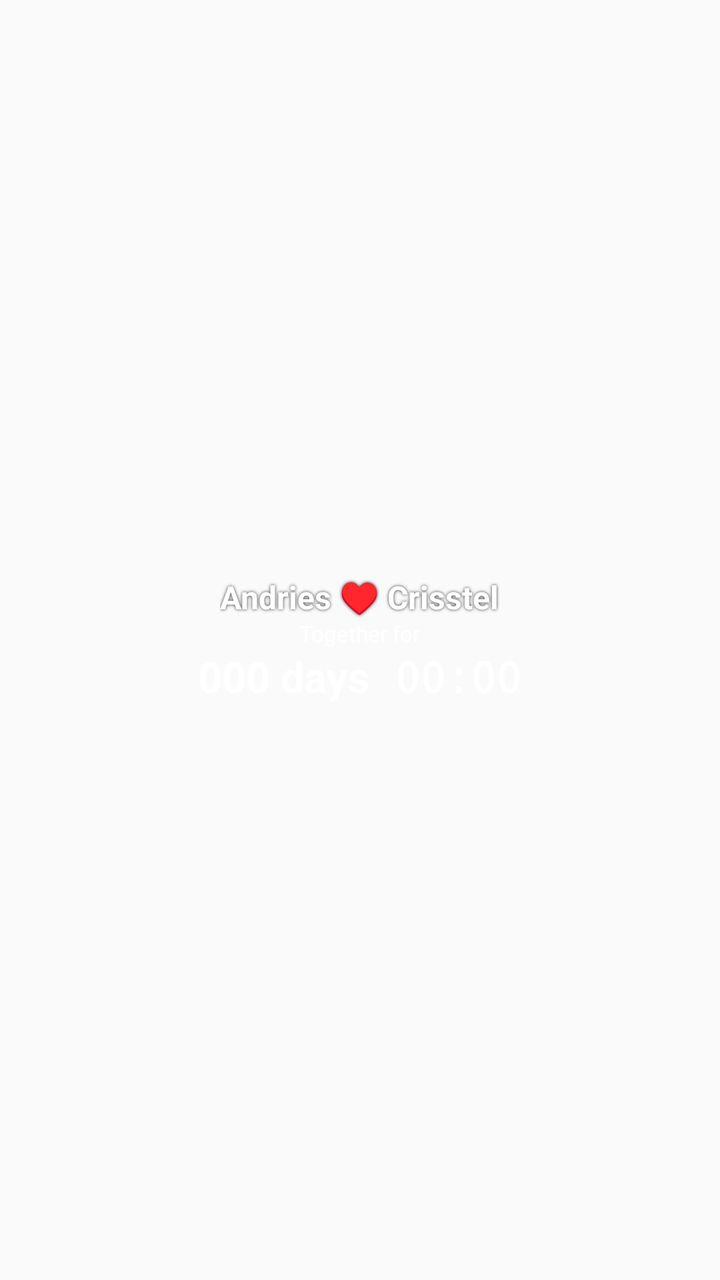
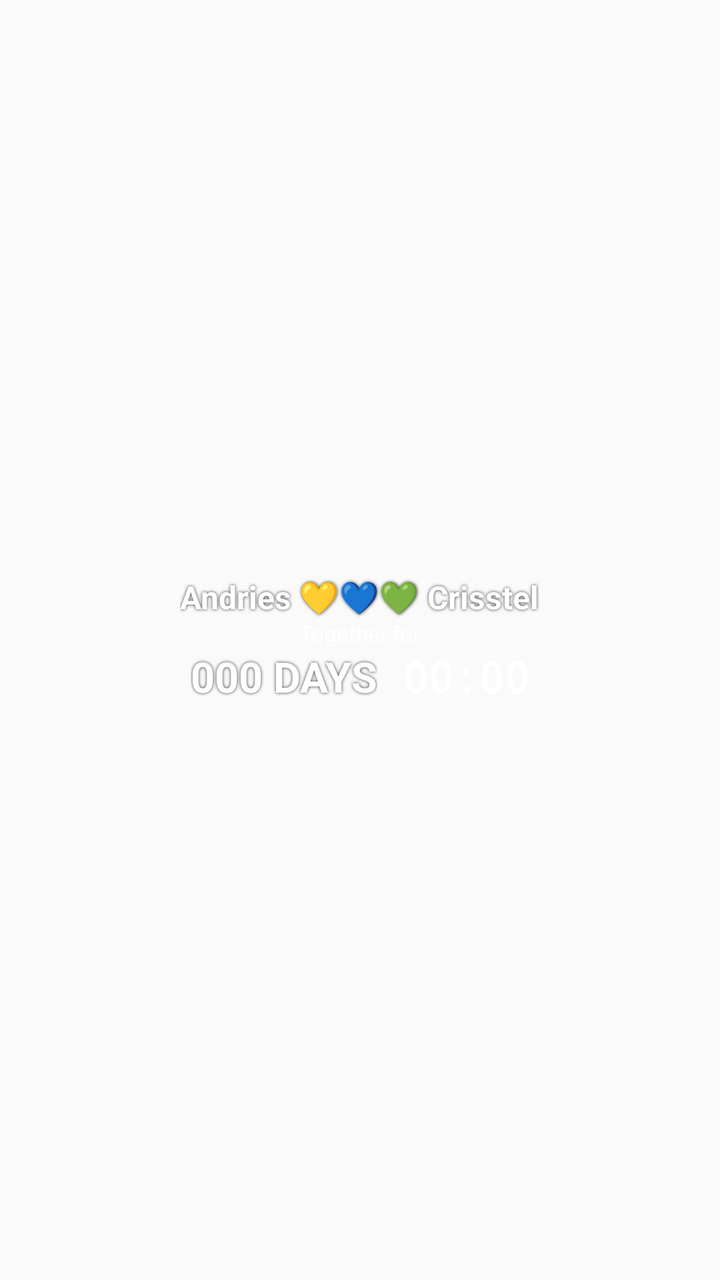

Screens rendered from an Android XML layout before and after an edit, with the pre-edit source and the edit as a unified diff.
<!-- AndroidManifest.xml: application theme android:Theme.Material.Light.NoActionBar -->
<!-- res/layout/widget.xml -->
<LinearLayout xmlns:android="http://schemas.android.com/apk/res/android" android:layout_width="match_parent" android:layout_height="wrap_content" android:gravity="center" android:orientation="vertical" android:padding="3dp" android:background="@android:color/transparent"><TextView android:id="@+id/names" android:layout_width="wrap_content" android:layout_height="wrap_content" android:text="Andries ♥ Crisstel" android:textColor="#FFFFFFFF" android:textSize="16sp" android:textStyle="bold" android:shadowColor="#CC000000" android:shadowRadius="4"/><TextView android:id="@+id/together" android:layout_width="wrap_content" android:layout_height="wrap_content" android:text="Together for" android:textColor="#FFFFFFFF" android:textSize="11sp"/><LinearLayout android:layout_width="wrap_content" android:layout_height="wrap_content" android:gravity="center"><TextView android:id="@+id/days" android:layout_width="wrap_content" android:layout_height="wrap_content" android:text="000 days" android:textColor="#FFFFFFFF" android:textSize="21sp" android:textStyle="bold"/><Chronometer android:id="@+id/clock" android:layout_width="wrap_content" android:layout_height="wrap_content" android:textColor="#FFFFFFFF" android:textSize="21sp" android:fontFamily="monospace" android:textStyle="bold" android:format=" %s"/></LinearLayout></LinearLayout>
<!-- resources referenced by this layout -->
<resources>

</resources>

<!-- the commit's change to res/layout/widget.xml (unified diff, before → after) -->
@@ -1 +1,14 @@
-<LinearLayout xmlns:android="http://schemas.android.com/apk/res/android" android:layout_width="match_parent" android:layout_height="wrap_content" android:gravity="center" android:orientation="vertical" android:padding="3dp" android:background="@android:color/transparent"><TextView android:id="@+id/names" android:layout_width="wrap_content" android:layout_height="wrap_content" android:text="Andries ♥ Crisstel" android:textColor="#FFFFFFFF" android:textSize="16sp" android:textStyle="bold" android:shadowColor="#CC000000" android:shadowRadius="4"/><TextView android:id="@+id/together" android:layout_width="wrap_content" android:layout_height="wrap_content" android:text="Together for" android:textColor="#FFFFFFFF" android:textSize="11sp"/><LinearLayout android:layout_width="wrap_content" android:layout_height="wrap_content" android:gravity="center"><TextView android:id="@+id/days" android:layout_width="wrap_content" android:layout_height="wrap_content" android:text="000 days" android:textColor="#FFFFFFFF" android:textSize="21sp" android:textStyle="bold"/><Chronometer android:id="@+id/clock" android:layout_width="wrap_content" android:layout_height="wrap_content" android:textColor="#FFFFFFFF" android:textSize="21sp" android:fontFamily="monospace" android:textStyle="bold" android:format=" %s"/></LinearLayout></LinearLayout>
+<LinearLayout xmlns:android="http://schemas.android.com/apk/res/android"
+    android:layout_width="match_parent"
+    android:layout_height="wrap_content"
+    android:gravity="center"
+    android:orientation="vertical"
+    android:padding="3dp"
+    android:background="@android:color/transparent">
+    <TextView android:id="@+id/names" android:layout_width="wrap_content" android:layout_height="wrap_content" android:text="Andries 💛💙💚 Crisstel" android:textColor="#FFFFFFFF" android:textSize="16sp" android:textStyle="bold" android:shadowColor="#CC000000" android:shadowRadius="4" />
+    <TextView android:id="@+id/together" android:layout_width="wrap_content" android:layout_height="wrap_content" android:text="Together for" android:textColor="#FFFFFFFF" android:textSize="11sp" />
+    <LinearLayout android:layout_width="wrap_content" android:layout_height="wrap_content" android:gravity="center" android:orientation="horizontal">
+        <TextView android:id="@+id/days" android:layout_width="wrap_content" android:layout_height="wrap_content" android:text="000 DAYS" android:textColor="#FFFFFFFF" android:textSize="21sp" android:textStyle="bold" android:shadowColor="#CC000000" android:shadowRadius="4" />
+        <Chronometer android:id="@+id/clock" android:layout_width="wrap_content" android:layout_height="wrap_content" android:textColor="#FFFFFFFF" android:textSize="21sp" android:fontFamily="monospace" android:textStyle="bold" android:format=" %s" />
+    </LinearLayout>
+</LinearLayout>
